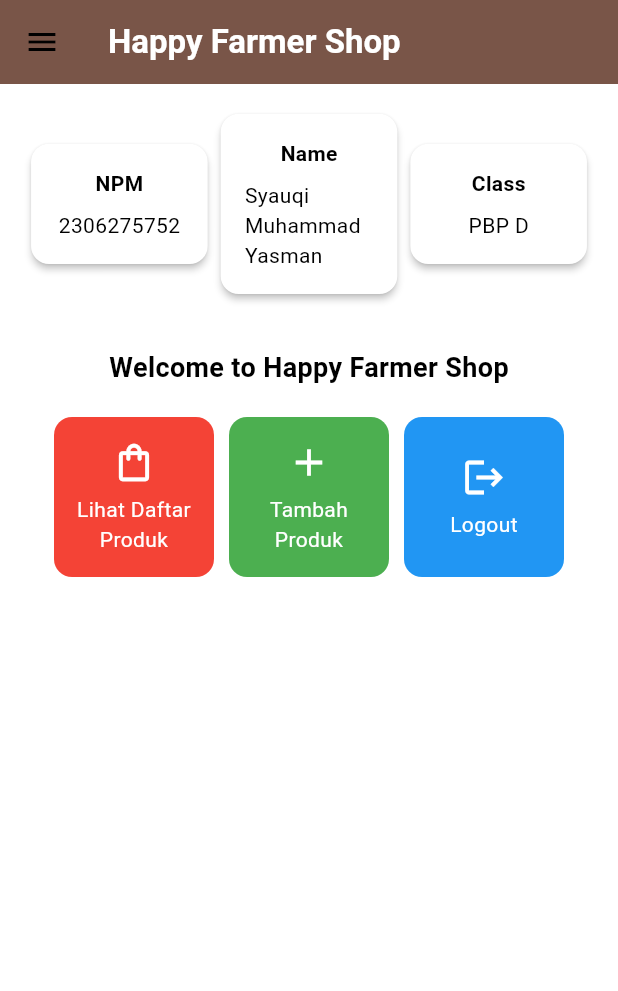
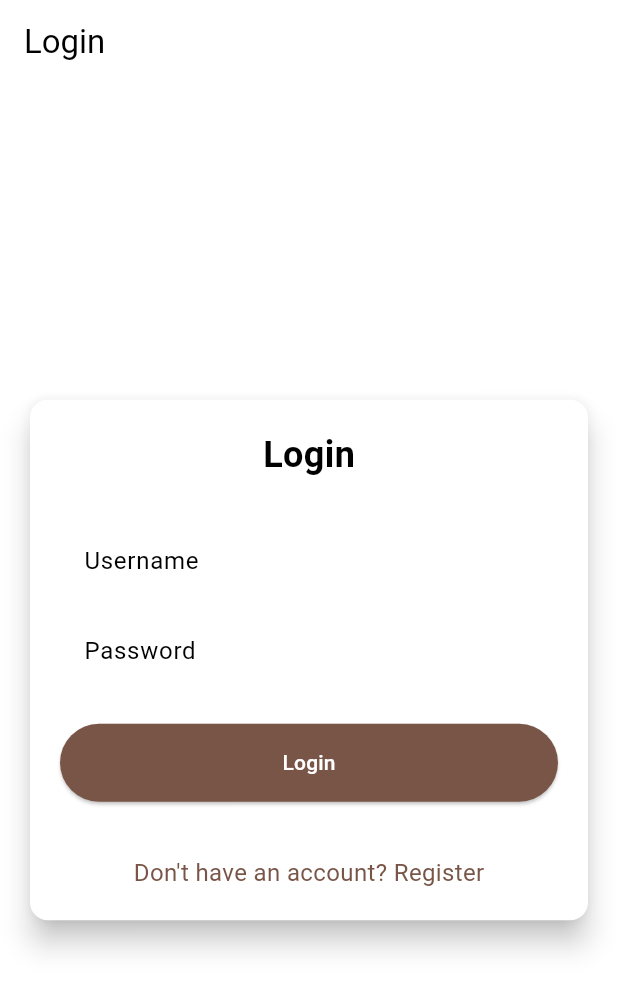
Before and after one commit to syauqiyasman/happy-farmer-shop-mobile, a Flutter app: the screen it shows after launch, on a phone screen of 412 x 824 dp. Shown: the top 991 px of the screen. Run offline on Flutter 3.47's test engine with Material 3 defaults, Android fonts, the phone set to English and light mode, and no system bars; missing offline and left inert: pbp_django_auth.

Commit message:
Tugas 9 mobile

```diff
--- a/lib/main.dart
+++ b/lib/main.dart
@@ -1,5 +1,7 @@
 import 'package:flutter/material.dart';
-import 'package:happy_farmer_shop/screens/menu.dart';
+import 'package:happy_farmer_shop/screens/login.dart';
+import 'package:pbp_django_auth/pbp_django_auth.dart';
+import 'package:provider/provider.dart';
 
 void main() {
   runApp(const MyApp());
@@ -10,7 +12,12 @@
 
   @override
   Widget build(BuildContext context) {
-    return MaterialApp(
+    return Provider(
+      create: (_) {
+        CookieRequest request = CookieRequest();
+        return request;
+      },
+      child: MaterialApp(
         title: 'Happy Farmer Shop',
         theme: ThemeData(
           colorScheme: ColorScheme.fromSwatch(
@@ -18,7 +25,8 @@
           ).copyWith(secondary: Colors.brown[400]),
           useMaterial3: true,
         ),
-      home: MyHomePage(),
+          home: const LoginPage(),
+      ),
     );
   }
 }
--- /dev/null
+++ b/lib/screens/login.dart
@@ -0,0 +1,180 @@
+import 'package:happy_farmer_shop/screens/menu.dart';
+import 'package:flutter/material.dart';
+import 'package:pbp_django_auth/pbp_django_auth.dart';
+import 'package:provider/provider.dart';
+import 'package:happy_farmer_shop/screens/register.dart';
+
+void main() {
+  runApp(const LoginApp());
+}
+
+class LoginApp extends StatelessWidget {
+  const LoginApp({super.key});
+
+  @override
+  Widget build(BuildContext context) {
+    return MaterialApp(
+      title: 'Login',
+      theme: ThemeData(
+        useMaterial3: true,
+        colorScheme: ColorScheme.fromSwatch(
+          primarySwatch: Colors.deepPurple,
+        ).copyWith(secondary: Colors.deepPurple[400]),
+      ),
+      home: const LoginPage(),
+    );
+  }
+}
+
+class LoginPage extends StatefulWidget {
+  const LoginPage({super.key});
+
+  @override
+  State<LoginPage> createState() => _LoginPageState();
+}
+
+class _LoginPageState extends State<LoginPage> {
+  final TextEditingController _usernameController = TextEditingController();
+  final TextEditingController _passwordController = TextEditingController();
+
+  @override
+  Widget build(BuildContext context) {
+    final request = context.watch<CookieRequest>();
+
+    return Scaffold(
+      appBar: AppBar(
+        title: const Text('Login'),
+      ),
+      body: Center(
+        child: SingleChildScrollView(
+          padding: const EdgeInsets.all(16.0),
+          child: Card(
+            elevation: 8,
+            shape: RoundedRectangleBorder(
+              borderRadius: BorderRadius.circular(12.0),
+            ),
+            child: Padding(
+              padding: const EdgeInsets.all(20.0),
+              child: Column(
+                mainAxisSize: MainAxisSize.min,
+                children: [
+                  const Text(
+                    'Login',
+                    style: TextStyle(
+                      fontSize: 24.0,
+                      fontWeight: FontWeight.bold,
+                    ),
+                  ),
+                  const SizedBox(height: 30.0),
+                  TextField(
+                    controller: _usernameController,
+                    decoration: const InputDecoration(
+                      labelText: 'Username',
+                      hintText: 'Enter your username',
+                      border: OutlineInputBorder(
+                        borderRadius: BorderRadius.all(Radius.circular(12.0)),
+                      ),
+                      contentPadding:
+                      EdgeInsets.symmetric(horizontal: 12.0, vertical: 8.0),
+                    ),
+                  ),
+                  const SizedBox(height: 12.0),
+                  TextField(
+                    controller: _passwordController,
+                    decoration: const InputDecoration(
+                      labelText: 'Password',
+                      hintText: 'Enter your password',
+                      border: OutlineInputBorder(
+                        borderRadius: BorderRadius.all(Radius.circular(12.0)),
+                      ),
+                      contentPadding:
+                      EdgeInsets.symmetric(horizontal: 12.0, vertical: 8.0),
+                    ),
+                    obscureText: true,
+                  ),
+                  const SizedBox(height: 24.0),
+                  ElevatedButton(
+                    onPressed: () async {
+                      String username = _usernameController.text;
+                      String password = _passwordController.text;
+
+                      // Cek kredensial
+                      // Untuk menyambungkan Android emulator dengan Django pada localhost,
+                      // gunakan URL http://10.0.2.2/
+                      final response = await request
+                          .login("http://127.0.0.1:8000/auth/login/", {
+                        'username': username,
+                        'password': password,
+                      });
+
+                      if (request.loggedIn) {
+                        String message = response['message'];
+                        String uname = response['username'];
+                        if (context.mounted) {
+                          Navigator.pushReplacement(
+                            context,
+                            MaterialPageRoute(
+                                builder: (context) => MyHomePage()),
+                          );
+                          ScaffoldMessenger.of(context)
+                            ..hideCurrentSnackBar()
+                            ..showSnackBar(
+                              SnackBar(
+                                  content:
+                                  Text("$message Selamat datang, $uname.")),
+                            );
+                        }
+                      } else {
+                        if (context.mounted) {
+                          showDialog(
+                            context: context,
+                            builder: (context) => AlertDialog(
+                              title: const Text('Login Gagal'),
+                              content: Text(response['message']),
+                              actions: [
+                                TextButton(
+                                  child: const Text('OK'),
+                                  onPressed: () {
+                                    Navigator.pop(context);
+                                  },
+                                ),
+                              ],
+                            ),
+                          );
+                        }
+                      }
+                    },
+                    style: ElevatedButton.styleFrom(
+                      foregroundColor: Colors.white,
+                      minimumSize: Size(double.infinity, 50),
+                      backgroundColor: Theme.of(context).colorScheme.primary,
+                      padding: const EdgeInsets.symmetric(vertical: 16.0),
+                    ),
+                    child: const Text('Login'),
+                  ),
+                  const SizedBox(height: 36.0),
+                  GestureDetector(
+                    onTap: () {
+                      Navigator.push(
+                        context,
+                        MaterialPageRoute(
+                            builder: (context) => const RegisterPage()),
+                      );
+                    },
+                    child: Text(
+                      'Don\'t have an account? Register',
+                      style: TextStyle(
+                        color: Theme.of(context).colorScheme.primary,
+                        fontSize: 16.0,
+                      ),
+                    ),
+                  ),
+                ],
+              ),
+            ),
+          ),
+        ),
+      ),
+    );
+  }
+}
--- a/pubspec.yaml
+++ b/pubspec.yaml
@@ -35,6 +35,9 @@
   # The following adds the Cupertino Icons font to your application.
   # Use with the CupertinoIcons class for iOS style icons.
   cupertino_icons: ^1.0.8
+  provider: ^6.1.2
+  pbp_django_auth: ^0.4.0
+  http: ^1.2.2
 
 dev_dependencies:
   flutter_test:
```
Also changed, not shown: lib/models/product.dart (added, +69 -0 lines), lib/screens/add_product_form.dart (+38 -33 lines), lib/screens/list_product.dart (added, +105 -0 lines), lib/screens/product_detail.dart (added, +57 -0 lines), lib/screens/register.dart (added, +165 -0 lines), lib/widgets/item_card.dart (+34 -1 lines), lib/widgets/left_drawer.dart (+12 -0 lines), pubspec.lock, 3 other files. Lines whose indentation alone changed are shown as unchanged.
